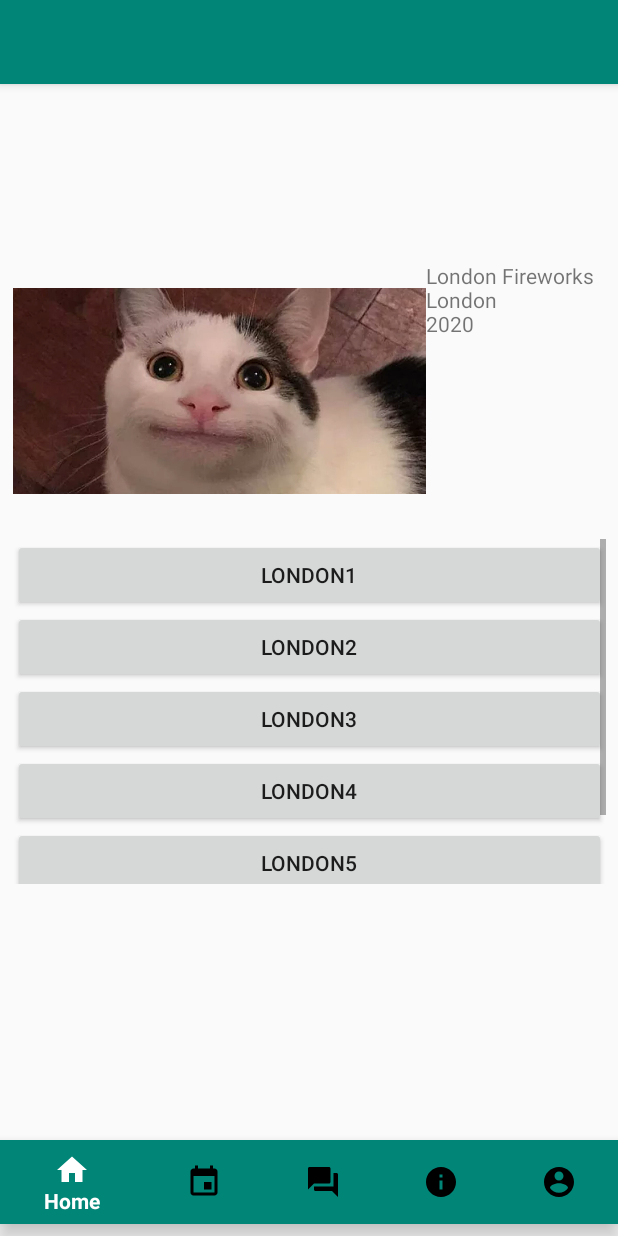
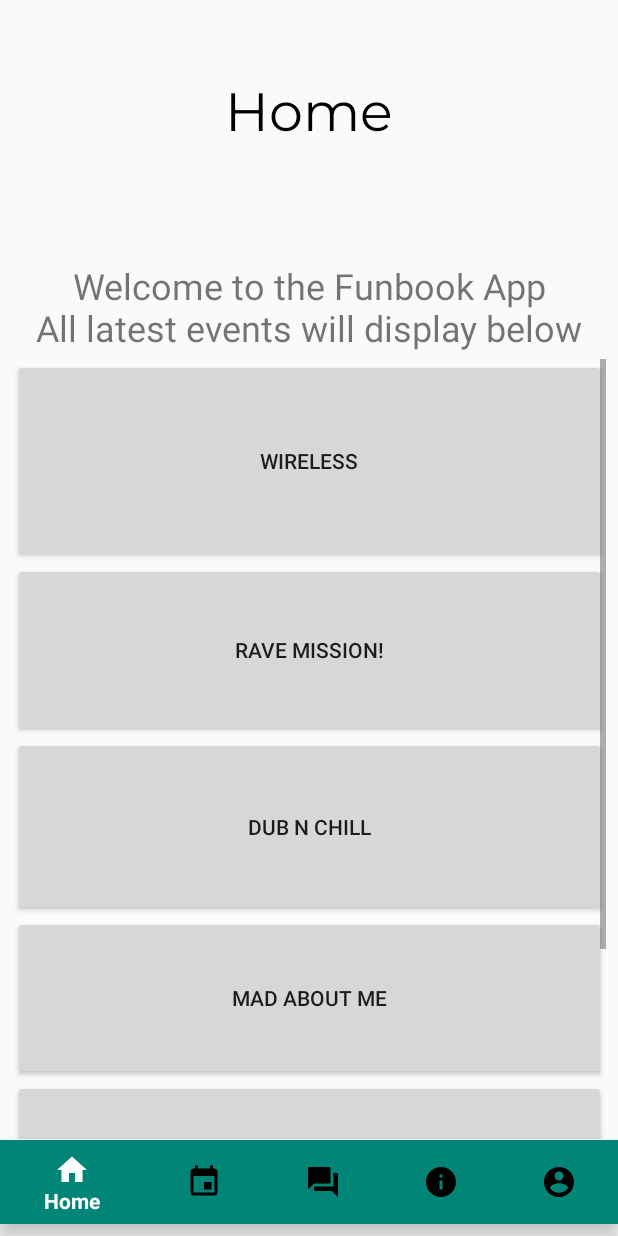
Before and after one commit to johnmaf21/Blue-cherry, an Android app: the Home screen opened directly, with no data from a screen before it, on a phone screen of 412 x 824 dp. Run offline under Robolectric (Android 15) with nearby library versions, the phone set to English and light mode, and no system bars; 1 statement that could not run was skipped.

Commit message:
Changed homepage to a more stable and cleaner look with added "London Crash Down" event as ID/Button 6.

```diff
--- a/app/src/main/java/com/example/myapplication/Home.java
+++ b/app/src/main/java/com/example/myapplication/Home.java
@@ -117,15 +117,15 @@ public class Home extends AppCompatActivity {
                 startActivity(intent);
             }
         });
-//        button6.setOnClickListener(new View.OnClickListener() {
-//            @Override
-//            public void onClick(View v) {
-//                Intent intent = new Intent(getBaseContext(), Events.class);
-//                intent.putExtra("eventID","6");
-//                intent.putExtra("userID",userID);
-//                startActivity(intent);
-//            }
-//        });
+        button6.setOnClickListener(new View.OnClickListener() {
+            @Override
+            public void onClick(View v) {
+                Intent intent = new Intent(getBaseContext(), Events.class);
+                intent.putExtra("eventID","6");
+                intent.putExtra("userID",userID);
+                startActivity(intent);
+            }
+        });
 
     }
 }
--- a/app/src/main/res/layout/activity_main.xml
+++ b/app/src/main/res/layout/activity_main.xml
@@ -7,18 +7,19 @@
     android:layout_height="match_parent"
     tools:context=".Home">
 
-    <androidx.appcompat.widget.Toolbar
-        android:id="@+id/toolbar"
-        android:layout_width="match_parent"
-        android:layout_height="?attr/actionBarSize"
-        android:background="?attr/colorPrimary"
-        android:elevation="4dp"
-        android:theme="@style/ThemeOverlay.AppCompat.Dark.ActionBar"
+    <TextView
+        android:id="@+id/homeTitle"
+        android:layout_width="294dp"
+        android:layout_height="71dp"
+        android:fontFamily="@font/montserrat"
+        android:text="@string/title_home"
+        android:textAlignment="center"
+        android:textColor="@android:color/black"
+        android:textSize="36dp"
         app:layout_constraintBottom_toTopOf="@+id/linearLayout"
-        app:layout_constraintTop_toTopOf="parent"
-        app:layout_constraintVertical_bias="0.0"
-        app:popupTheme="@style/ThemeOverlay.AppCompat.Light"
-        tools:layout_editor_absoluteX="0dp" />
+        app:layout_constraintEnd_toEndOf="parent"
+        app:layout_constraintStart_toStartOf="parent"
+        app:layout_constraintTop_toTopOf="parent" />
 
     <com.google.android.material.bottomnavigation.BottomNavigationView
         android:id="@+id/bottom_navigation"
@@ -52,26 +53,21 @@
 
         <LinearLayout
             android:layout_width="match_parent"
-            android:layout_height="185dp"
+            android:layout_height="65dp"
             android:orientation="horizontal">
-
-            <ImageView
-                android:id="@+id/homeImage"
-                android:layout_width="wrap_content"
-                android:layout_height="173dp"
-                android:layout_weight="1"
-                app:srcCompat="@drawable/london" />
 
             <TextView
                 android:id="@+id/description"
-                android:layout_width="120dp"
-                android:layout_height="wrap_content"
-                android:text="London Fireworks\nLondon\n2020" />
+                android:layout_width="match_parent"
+                android:layout_height="match_parent"
+                android:text="Welcome to the Funbook App\nAll latest events will display below"
+                android:textAlignment="center"
+                android:textSize="24sp" />
         </LinearLayout>
 
         <ScrollView
             android:layout_width="match_parent"
-            android:layout_height="230dp">
+            android:layout_height="520dp">
 
             <LinearLayout
                 android:layout_width="match_parent"
@@ -81,83 +77,39 @@
                 <Button
                     android:id="@+id/eventButton1"
                     android:layout_width="match_parent"
-                    android:layout_height="wrap_content"
-                    android:text="London1" />
+                    android:layout_height="136dp"
+                    android:text="Wireless" />
 
                 <Button
                     android:id="@+id/eventButton2"
                     android:layout_width="match_parent"
-                    android:layout_height="wrap_content"
-                    android:text="London2" />
+                    android:layout_height="116dp"
+                    android:text="Rave Mission!" />
 
                 <Button
                     android:id="@+id/eventButton3"
                     android:layout_width="match_parent"
-                    android:layout_height="wrap_content"
-                    android:text="London3" />
+                    android:layout_height="119dp"
+                    android:text="Dub n Chill" />
 
                 <Button
                     android:id="@+id/eventButton4"
                     android:layout_width="match_parent"
-                    android:layout_height="wrap_content"
-                    android:text="London4" />
+                    android:layout_height="109dp"
+                    android:text="mad about me" />
 
                 <Button
                     android:id="@+id/eventButton5"
                     android:layout_width="match_parent"
-                    android:layout_height="wrap_content"
-                    android:text="London5" />
+                    android:layout_height="101dp"
+                    android:text="Reggaeton Fest 2020" />
 
                 <Button
                     android:id="@+id/eventButton6"
                     android:layout_width="match_parent"
-                    android:layout_height="wrap_content"
-                    android:text="London6" />
+                    android:layout_height="106dp"
+                    android:text='London "Crash" Down' />
             </LinearLayout>
-        </ScrollView>
-
-        <ScrollView
-            android:layout_width="match_parent"
-            android:layout_height="129dp">
-
-            <HorizontalScrollView
-                android:layout_width="wrap_content"
-                android:layout_height="wrap_content">
-
-                <LinearLayout
-                    android:layout_width="match_parent"
-                    android:layout_height="wrap_content"
-                    android:orientation="horizontal">
-
-                    <ImageView
-                        android:id="@+id/imageView5"
-                        android:layout_width="wrap_content"
-                        android:layout_height="wrap_content"
-                        android:layout_weight="1"
-                        tools:srcCompat="@tools:sample/avatars" />
-
-                    <ImageView
-                        android:id="@+id/imageView4"
-                        android:layout_width="wrap_content"
-                        android:layout_height="wrap_content"
-                        android:layout_weight="1"
-                        tools:srcCompat="@tools:sample/avatars" />
-
-                    <ImageView
-                        android:id="@+id/imageView3"
-                        android:layout_width="wrap_content"
-                        android:layout_height="match_parent"
-                        android:layout_weight="1"
-                        tools:srcCompat="@tools:sample/avatars" />
-
-                    <ImageView
-                        android:id="@+id/imageView2"
-                        android:layout_width="wrap_content"
-                        android:layout_height="wrap_content"
-                        android:layout_weight="1"
-                        tools:srcCompat="@tools:sample/avatars" />
-                </LinearLayout>
-            </HorizontalScrollView>
         </ScrollView>
 
     </LinearLayout>
```
